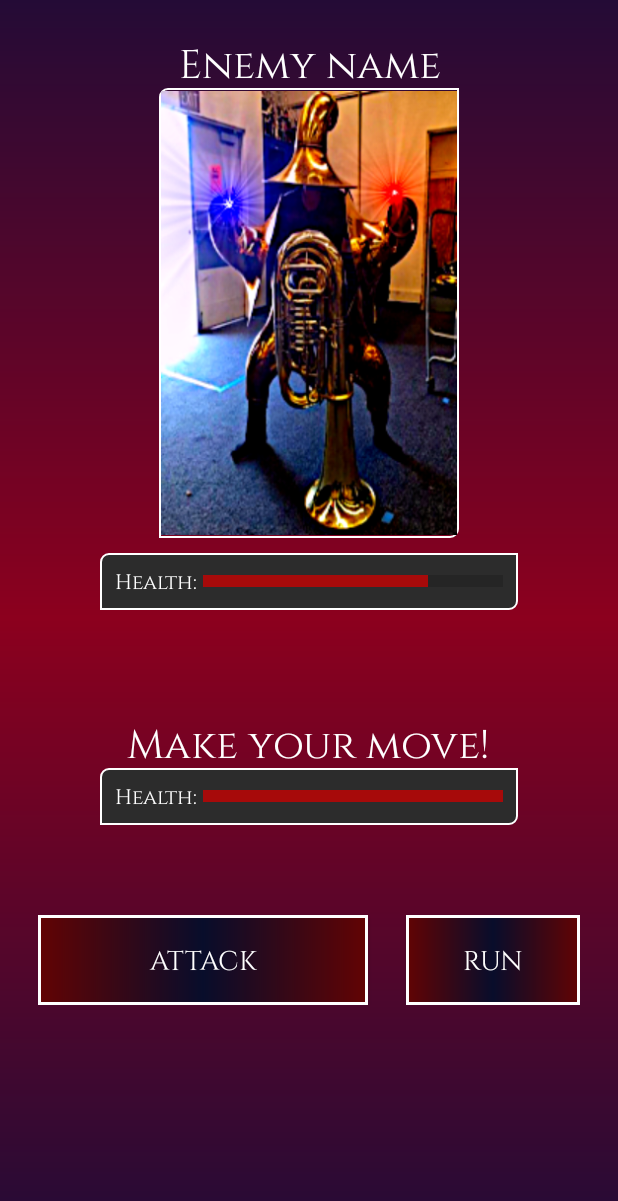
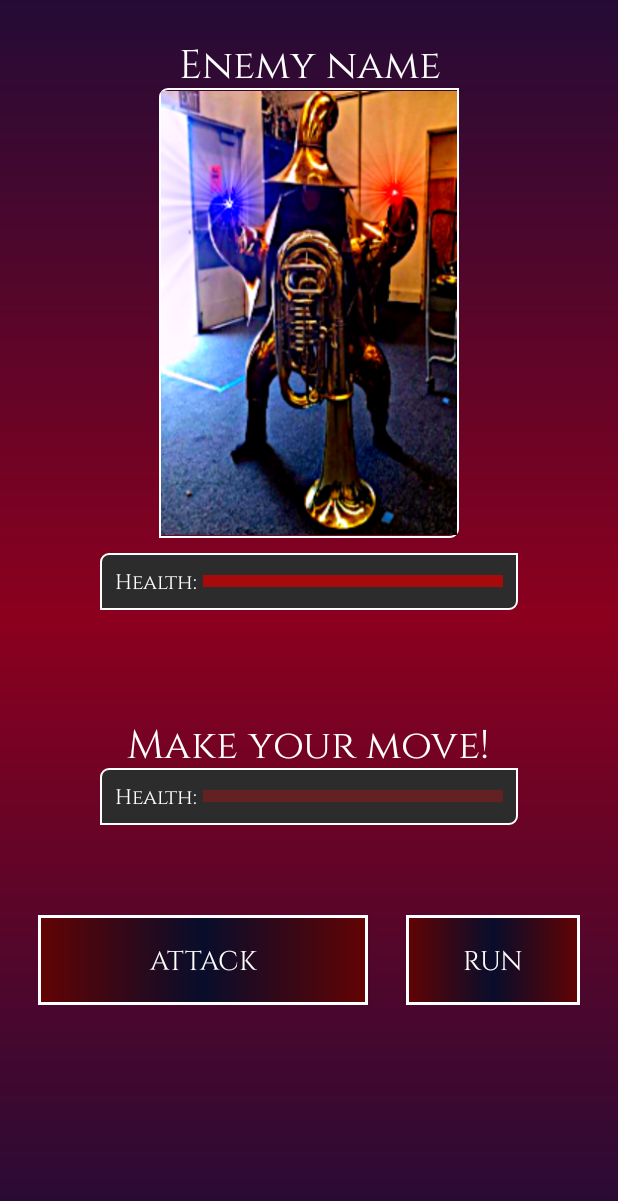
Before and after one commit to jbambo/BrassHeroes, an Android app: the FightActivity screen opened directly, with no data from a screen before it, after a tap on "ATTACK", on a phone screen of 412 x 824 dp. Shown: the top 1201 px of the screen. Run offline under Robolectric (Android 15) with nearby library versions, the phone set to English and light mode, and no system bars; 5 statements that could not run were skipped.

Commit message:
75% into deliverable 4

```diff
--- a/app/src/main/java/com/example/brassheroes/Persistence.java
+++ b/app/src/main/java/com/example/brassheroes/Persistence.java
@@ -51,6 +51,7 @@ public class Persistence {
                     jsonObject.get("damageType").toString(),
                     Integer.parseInt(jsonObject.get("baseDamage").toString()),
                     Integer.parseInt(jsonObject.get("damageInc").toString()),
+                    Integer.parseInt(jsonObject.get("currentDamage").toString()),
                     Integer.parseInt(jsonObject.get("armor").toString()),
                     Integer.parseInt(jsonObject.get("armorInc").toString()),
                     Integer.parseInt(jsonObject.get("health").toString()),
--- a/app/src/main/java/com/example/brassheroes/characters/Enemy.java
+++ b/app/src/main/java/com/example/brassheroes/characters/Enemy.java
@@ -1,5 +1,9 @@
 package com.example.brassheroes.characters;
 
+import com.example.brassheroes.fightmechanics.RNG;
+
 public class Enemy extends GameEntity {
-    public Enemy() {    }
+    public Enemy() {
+        setName(RNG.randomName());
+    }
 }
--- /dev/null
+++ b/app/src/main/java/com/example/brassheroes/fightmechanics/RNG.java
@@ -0,0 +1,38 @@
+package com.example.brassheroes.fightmechanics;
+
+import java.util.Random;
+
+public class RNG {
+    private static final String[] suffixes = {
+            "the Mighty",
+            "the Righteous",
+            "the Noble"};
+    private static final String[] firstNames = {
+            "Connor",
+            "Leo",
+            "Fyodor",
+            "Christopher",
+            "Friedrich",
+            "Arthur",
+            "Wolfgang"};
+    private static final String[] lastNames = {
+            "McGregor",
+            "Tolstoy",
+            "Nolan",
+            "Dostoyevsky",
+            "Nietzsche",
+            "Schopenhauer",
+            "von Goethe"};
+
+    public static String randomName() {
+        return suffixes[randomNumber(suffixes.length, 0)] + " "
+                + firstNames[randomNumber(firstNames.length, 0)] + " "
+                + lastNames[randomNumber(lastNames.length, 0)];
+    }
+
+    public static int randomNumber(int range, int start) {
+        Random r = new Random();
+        return r.nextInt(range) + start;
+    }
+
+}
--- a/app/src/main/java/com/example/brassheroes/main/FightActivity.java
+++ b/app/src/main/java/com/example/brassheroes/main/FightActivity.java
@@ -5,19 +5,29 @@ import android.os.Bundle;
 import android.view.View;
 import android.widget.Button;
 import android.widget.ProgressBar;
+import android.widget.TextView;
 import android.widget.Toast;
 
 import androidx.appcompat.app.AppCompatActivity;
 
+import com.example.brassheroes.Persistence;
 import com.example.brassheroes.R;
+import com.example.brassheroes.characters.Enemy;
+import com.example.brassheroes.characters.GameEntity;
+
+import java.io.File;
 
 public class FightActivity extends AppCompatActivity implements View.OnClickListener {
 
     Button btnAttack, btnFlee;
 
-    int enemyHP = 100;
+    Enemy enemy;
 
-    ProgressBar enemyHealth;
+    GameEntity player;
+
+    TextView playerMessage;
+
+    ProgressBar enemyHealth, playerHealth;
 
 
     @Override
@@ -37,20 +47,38 @@ public class FightActivity extends AppCompatActivity implements View.OnClickList
     }
 
     private void attackMove() {
-        Toast.makeText(this, "Damage over 9000!", Toast.LENGTH_SHORT).show();
-        enemyHP = enemyHP - 25;
-        enemyHealth.setProgress(enemyHP);
+        //Toast.makeText(this, "Damage over 9000!", Toast.LENGTH_SHORT).show();
+        int damage = player.getCurrentDamage()-enemy.getArmor();
+        enemy.setHealth(enemy.getHealth()-damage);
+        enemyHealth.setProgress(enemy.getHealth());
         stateWatcher();
     }
 
+
     private void initControls() {
+        enemy = new Enemy();
+
+        File[] files = getFilesDir().listFiles();
+
+        File file = new File(getFilesDir(), files[0].getName());
+        player = Persistence.getData(player, file);
+
         btnAttack = findViewById(R.id.attackBtn);
         btnFlee = findViewById(R.id.runBtn);
+        btnFlee.setOnClickListener(this);
+        btnAttack.setOnClickListener(this);
 
         enemyHealth = findViewById(R.id.enemyHealth);
+        enemyHealth.setMax(enemy.getMaxHealth());
+        enemyHealth.setProgress(enemy.getMaxHealth());
 
-        btnFlee.setOnClickListener(this);
-        btnAttack.setOnClickListener(this);
+        playerHealth = findViewById(R.id.playerHealth);
+        playerHealth.setMax(player.getMaxHealth());
+        playerHealth.setProgress(player.getMaxHealth());
+
+        playerMessage = findViewById(R.id.playerMessage);
+        playerMessage.setText("Make your move, "+player.getName()+" !");
+
     }
 
     private void run() {
--- a/app/src/main/java/com/example/brassheroes/main/MapActivity.java
+++ b/app/src/main/java/com/example/brassheroes/main/MapActivity.java
@@ -29,8 +29,9 @@ public class MapActivity extends AppCompatActivity implements View.OnClickListen
         setContentView(R.layout.activity_map);
         int UI_OPTIONS = View.SYSTEM_UI_FLAG_HIDE_NAVIGATION | View.SYSTEM_UI_FLAG_FULLSCREEN | View.SYSTEM_UI_FLAG_LAYOUT_STABLE | View.SYSTEM_UI_FLAG_IMMERSIVE_STICKY | View.SYSTEM_UI_FLAG_LAYOUT_HIDE_NAVIGATION;
         getWindow().getDecorView().setSystemUiVisibility(UI_OPTIONS);
+        getData();
         initControls();
-        getData();
+
 
 
     }
--- a/app/src/main/res/layout/activity_fight.xml
+++ b/app/src/main/res/layout/activity_fight.xml
@@ -50,9 +50,9 @@
             android:layout_height="wrap_content"
             android:layout_centerVertical="true"
             android:layout_toEndOf="@+id/textEnemy"
-            android:max="100"
-            android:progress="100"
             android:progressTint="@color/darkRed"
+            android:progressBackgroundTint="#FF0000"
+            android:progress="0"
             android:scaleY="2" />
 
         <TextView
@@ -97,9 +97,9 @@
                 android:layout_height="wrap_content"
                 android:layout_centerVertical="true"
                 android:layout_toEndOf="@+id/textPlayer"
-                android:max="100"
-                android:progress="100"
+                android:progressBackgroundTint="#FF0000"
                 android:progressTint="@color/darkRed"
+                android:progress="0"
                 android:scaleY="2" />
 
             <TextView
```
Also changed, not shown: app/src/main/java/com/example/brassheroes/characters/GameEntity.java (+7 -21 lines).
